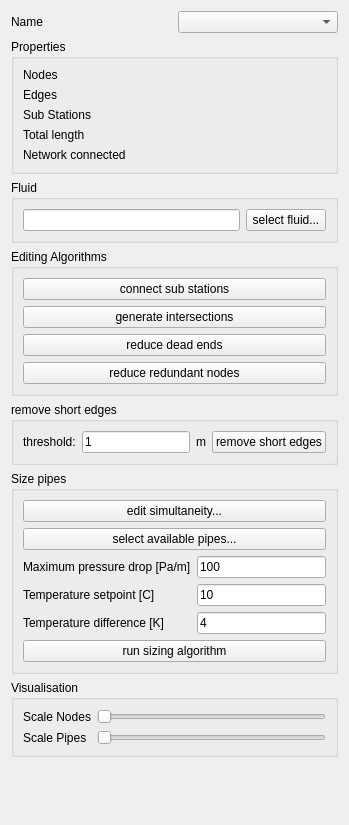
First picture: the form in SIM-VICUS/src/SVPropNetworkGeometryWidget.ui, repository ghorwin/SIM-VICUS, before the edit.
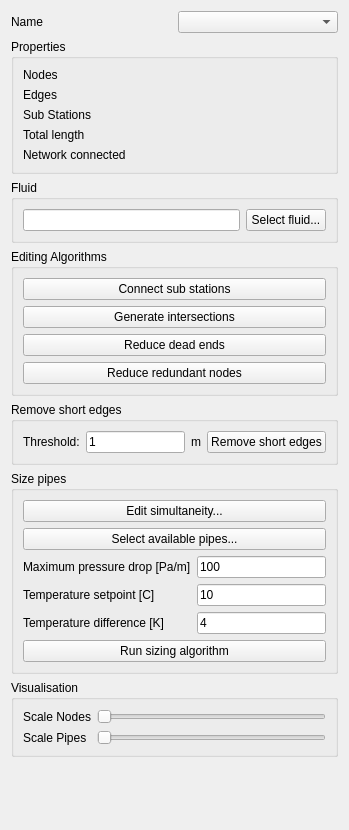
Second picture: the form after the edit. Custom widgets are drawn as their Qt base class.

Commit message: capitalize names

```diff
--- a/SIM-VICUS/src/SVPropNetworkGeometryWidget.ui
+++ b/SIM-VICUS/src/SVPropNetworkGeometryWidget.ui
@@ -7,7 +7,7 @@
     <x>0</x>
     <y>0</y>
     <width>349</width>
-    <height>825</height>
+    <height>830</height>
    </rect>
   </property>
   <property name="windowTitle">
@@ -135,7 +135,7 @@
       <item>
        <widget class="QPushButton" name="pushButtonSelectFluid">
         <property name="text">
-         <string>select fluid...</string>
+         <string>Select fluid...</string>
         </property>
        </widget>
       </item>
@@ -157,28 +157,28 @@
       <item>
        <widget class="QPushButton" name="pushButtonConnectBuildings">
         <property name="text">
-         <string>connect sub stations</string>
+         <string>Connect sub stations</string>
         </property>
        </widget>
       </item>
       <item>
        <widget class="QPushButton" name="pushButtonGenerateIntersections">
         <property name="text">
-         <string>generate intersections</string>
+         <string>Generate intersections</string>
         </property>
        </widget>
       </item>
       <item>
        <widget class="QPushButton" name="pushButtonReduceDeadEnds">
         <property name="text">
-         <string>reduce dead ends</string>
+         <string>Reduce dead ends</string>
         </property>
        </widget>
       </item>
       <item>
        <widget class="QPushButton" name="pushButtonReduceRedundantNodes">
         <property name="text">
-         <string>reduce redundant nodes</string>
+         <string>Reduce redundant nodes</string>
         </property>
        </widget>
       </item>
@@ -194,13 +194,13 @@
       </sizepolicy>
      </property>
      <property name="title">
-      <string>remove short edges</string>
+      <string>Remove short edges</string>
      </property>
      <layout class="QHBoxLayout" name="horizontalLayout_3">
       <item>
        <widget class="QLabel" name="label_24">
         <property name="text">
-         <string>threshold:</string>
+         <string>Threshold:</string>
         </property>
        </widget>
       </item>
@@ -221,7 +221,7 @@
       <item>
        <widget class="QPushButton" name="pushButtonRemoveSmallEdge">
         <property name="text">
-         <string>remove short edges</string>
+         <string>Remove short edges</string>
         </property>
        </widget>
       </item>
@@ -237,14 +237,14 @@
       <item>
        <widget class="QPushButton" name="pushButtonEditSimultaneity">
         <property name="text">
-         <string>edit simultaneity...</string>
+         <string>Edit simultaneity...</string>
         </property>
        </widget>
       </item>
       <item>
        <widget class="QPushButton" name="pushButtonSelectPipes">
         <property name="text">
-         <string>select available pipes...</string>
+         <string>Select available pipes...</string>
         </property>
        </widget>
       </item>
@@ -297,7 +297,7 @@
       <item>
        <widget class="QPushButton" name="pushButtonSizePipeDimensions">
         <property name="text">
-         <string>run sizing algorithm</string>
+         <string>Run sizing algorithm</string>
         </property>
        </widget>
       </item>
```
